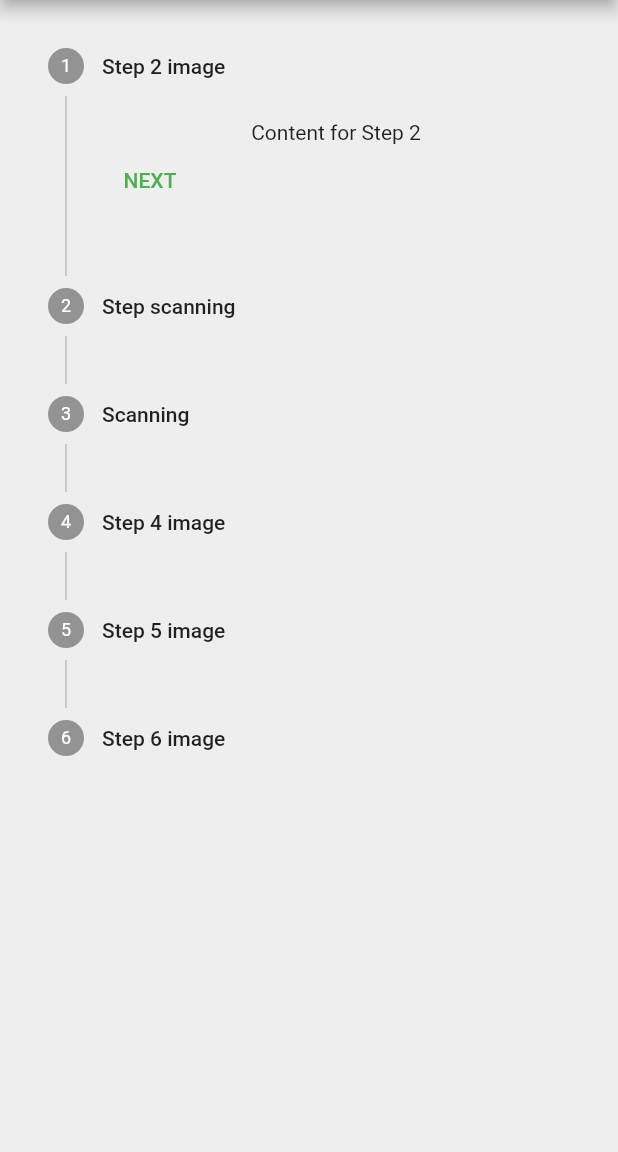
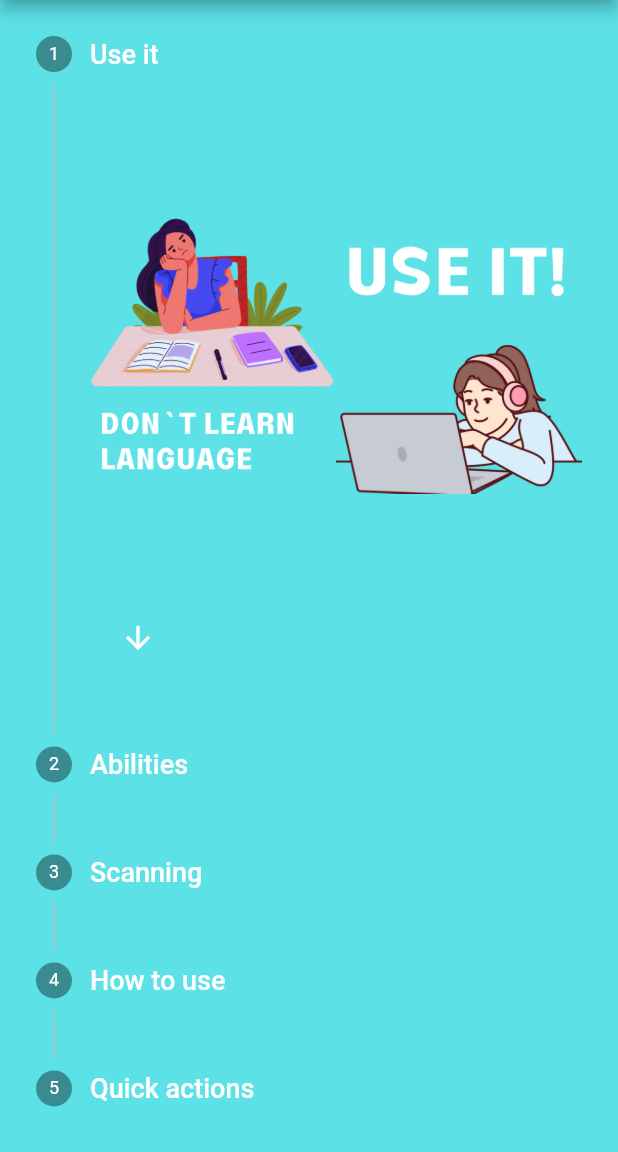
Before and after one commit to IvanShaptalov/FlashCardsReader, a Flutter app: the screen it shows after launch, on a phone screen of 412 x 824 dp, the part 84-1236 px from its top. Run offline on Flutter 3.47's test engine with Material 2 defaults, Android fonts, the phone set to English and light mode, and no system bars; drawn by our look-alikes of overlay_support; our stand-ins replace bloc, flutter_bloc, flutter_spinkit, flutter_staggered_animations, flutter_tts, hive and 5 more; missing offline and left inert: external_path, fb2_parse, flutter_cached_pdfview, flutter_dialogs, intro, pdfx and 3 more; accounts and stored records are empty.

Commit message:
feat(): added guide content

```diff
--- a/lib/views/config/view_config_reader.dart
+++ b/lib/views/config/view_config_reader.dart
@@ -18,6 +18,7 @@ class Palette {
   static Color descriptionIconColor = Colors.blueGrey.shade700;
 
   static Color blueAccent = Colors.blueAccent;
+  static Color lightBlue = const Color(0XFF5ce1e6);
 
   static Color grey200 = Colors.grey.shade200;
   static Color grey300 = Colors.grey.shade300;
--- a/lib/views/flashcards/quiz/quiz_process.dart
+++ b/lib/views/flashcards/quiz/quiz_process.dart
@@ -5,6 +5,7 @@ import 'package:flashcards_reader/util/error_handler.dart';
 import 'package:flashcards_reader/util/router.dart';
 import 'package:flashcards_reader/views/flashcards/quiz/horizontal_quiz_view.dart';
 import 'package:flashcards_reader/views/flashcards/quiz/vertical_quiz_view.dart';
+import 'package:flashcards_reader/views/guide_wrapper.dart';
 import 'package:flashcards_reader/views/help_page/help_page.dart';
 import 'package:flashcards_reader/views/menu/side_menu.dart';
 import 'package:flashcards_reader/views/parent_screen.dart';
@@ -101,11 +102,8 @@ class _QuizTrainerViewState extends State<QuizTrainerView> {
               leading: IconButton(
                   onPressed: () {
                     if (widget.isTutorial) {
-                      MyRouter.pushPage(
-                          context,
-                          HelpPage(
-                            initIndex: 4,
-                          ));
+                      GuideProvider.pushToLastStep();
+                      MyRouter.pushPage(context, HelpPage());
                       return;
                     }
                     ViewConfig.pushFromQuizProcess(
--- a/lib/views/flashcards/quiz/quiz_summary.dart
+++ b/lib/views/flashcards/quiz/quiz_summary.dart
@@ -2,6 +2,7 @@ import 'package:flashcards_reader/bloc/quiz_bloc/quiz_bloc.dart';
 import 'package:flashcards_reader/model/entities/flashcards/flashcards_model.dart';
 import 'package:flashcards_reader/util/router.dart';
 import 'package:flashcards_reader/views/config/view_config.dart';
+import 'package:flashcards_reader/views/guide_wrapper.dart';
 import 'package:flashcards_reader/views/help_page/help_page.dart';
 import 'package:flutter/material.dart';
 import 'package:flutter_bloc/flutter_bloc.dart';
@@ -186,11 +187,9 @@ Widget loadEndQuiz(BuildContext context, String fromPage, bool isTutorial) {
           ),
           onTap: () {
             if (isTutorial) {
-              MyRouter.pushPage(
-                  context,
-                  HelpPage(
-                    initIndex: 4,
-                  ));
+              GuideProvider.pushToLastStep();
+
+              MyRouter.pushPage(context, HelpPage());
               return;
             }
             ViewConfig.pushFromQuizProcess(
--- a/lib/views/guide_wrapper.dart
+++ b/lib/views/guide_wrapper.dart
@@ -4,8 +4,15 @@ import 'package:intro/intro.dart';
 
 class GuideProvider {
   static int interactiveStepCount = 6;
-  static int helpPageStepCount = 5;
-  static IntroController introController = IntroController(stepCount: interactiveStepCount);
+  static int helpPageStepCount = 4; // five steps from 0
+  static IntroController introController =
+      IntroController(stepCount: interactiveStepCount);
+
+  static int initIndex = 0;
+
+  static void pushToLastStep() {
+    initIndex = GuideProvider.helpPageStepCount;
+  }
 
   static Widget wrapInGuideIfNeeded(
       {required Widget child,
--- a/lib/views/help_page/help_page.dart
+++ b/lib/views/help_page/help_page.dart
@@ -15,8 +15,7 @@ import 'package:liquid_progress_indicator_v2/liquid_progress_indicator.dart';
 
 // ignore: must_be_immutable
 class HelpPage extends ParentStatefulWidget {
-  HelpPage({super.key, this.initIndex = 0});
-  int initIndex;
+  HelpPage({super.key});
 
   @override
   ParentState<HelpPage> createState() => _FeedbackSupportPageState();
@@ -25,17 +24,13 @@ class HelpPage extends ParentStatefulWidget {
 class _FeedbackSupportPageState extends ParentState<HelpPage> {
   @override
   Widget build(BuildContext context) {
-    return BlocProvider(
-        create: (_) => BookBloc(),
-        child: HelpPageView(initIndex: widget.initIndex));
+    return BlocProvider(create: (_) => BookBloc(), child: HelpPageView());
   }
 }
 
 // ignore: must_be_immutable
 class HelpPageView extends ParentStatefulWidget {
-  int initIndex;
-
-  HelpPageView({super.key, required this.initIndex});
+  HelpPageView({super.key});
 
   @override
   ParentState<HelpPageView> createState() => _MyHomePageState();
@@ -58,19 +53,12 @@ class _MyHomePageState extends ParentState<HelpPageView> {
     );
     appBarHeight = appBar.preferredSize.height;
     bindPage(Scaffold(
+      backgroundColor: Palette.lightBlue,
       appBar: appBar,
       body: Center(
-          child: Padding(
-        padding: const EdgeInsets.all(8.0),
           child: SizedBox(
         height: SizeConfig.getMediaHeight(context),
-          child: SingleChildScrollView(
-              child: Column(
-            children: [
-              AppIntroduceStepper(index: widget.initIndex),
-            ],
-          )),
-        ),
+        child: AppIntroduceStepper(),
       )),
       drawer: SideMenu(appBarHeight),
     ));
@@ -83,9 +71,9 @@ class _MyHomePageState extends ParentState<HelpPageView> {
 
 // ignore: must_be_immutable
 class AppIntroduceStepper extends ParentStatefulWidget {
-  int index;
-
-  AppIntroduceStepper({super.key, required this.index});
+  AppIntroduceStepper({
+    super.key,
+  });
 
   @override
   ParentState<AppIntroduceStepper> createState() => _AppIntroduceStepperState();
@@ -99,9 +87,25 @@ class _AppIntroduceStepperState extends ParentState<AppIntroduceStepper> {
   Widget build(BuildContext context) {
     double lineHeight = SizeConfig.getMediaHeight(context, p: 0.1);
     return Stepper(
+      elevation: 0,
       controlsBuilder: (context, details) {
         return Row(
           children: <Widget>[
+            if (details.stepIndex != _stepCount)
+              TextButton(
+                onPressed: details.onStepContinue,
+                child: Icon(
+                  Icons.arrow_downward,
+                  color: Palette.white,
+                ),
+              )
+            else
+              TextButton(
+                onPressed: () {
+                  MyRouter.pushPage(context, const FlashCardScreen());
+                },
+                child: Icon(Icons.web_stories_outlined, color: Palette.white),
+              ),
             if (details.stepIndex == 3)
               TextButton(
                   onPressed: () {
@@ -111,61 +115,72 @@ class _AppIntroduceStepperState extends ParentState<AppIntroduceStepper> {
                           isTutorial: true,
                         ));
                   },
-                child: const Text('TO BOOKS'),
-              )
-            else if (details.stepIndex != _stepCount)
-              TextButton(
-                onPressed: details.onStepContinue,
-                child: const Text('NEXT'),
-              )
-            else
-              TextButton(
-                onPressed: () {
-                  MyRouter.pushPage(context, const FlashCardScreen());
-                },
-                child: const Text('TO FLASHCARDS'),
-              ),
-            if (details.stepIndex != 0)
+                  child: Icon(Icons.play_circle, color: Palette.white)),
+            if (details.stepIndex > 0)
               TextButton(
                 onPressed: details.onStepCancel,
-                child: const Text('BACK'),
+                child: Icon(Icons.arrow_upward, color: Palette.white),
               ),
           ],
         );
       },
-      currentStep: widget.index,
+      currentStep: GuideProvider.initIndex,
       onStepCancel: () {
-        if (widget.index > 0) {
+        if (GuideProvider.initIndex > 0) {
           setState(() {
-            widget.index -= 1;
+            GuideProvider.initIndex -= 1;
           });
+          // widget.updateBackground(GuideProvider.initIndex);
         }
       },
       onStepContinue: () {
-        if (widget.index < _stepCount) {
+        if (GuideProvider.initIndex < _stepCount) {
           setState(() {
-            widget.index += 1;
+            GuideProvider.initIndex += 1;
           });
+          // widget.updateBackground(GuideProvider.initIndex);
         }
       },
       onStepTapped: (int index) {
         setState(() {
-          widget.index = index;
+          GuideProvider.initIndex = index;
         });
+        // widget.updateBackground(GuideProvider.initIndex);
       },
       steps: <Step>[
-        const Step(
-          title: Text('Step 2 image'),
-          content: Text('Content for Step 2'),
+        Step(
+          title: Text('Use it',
+              style: FontConfigs.h2TextStyle.copyWith(color: Palette.white)),
+          content: SizedBox(
+            height: SizeConfig.getMediaHeight(context, p: 0.4),
+            width: double.infinity,
+            child: Container(
+              decoration: const BoxDecoration(
+                  image: DecorationImage(
+                      image: AssetImage('assets/guide/1.png'),
+                      fit: BoxFit.contain)),
             ),
-        const Step(
-          title: Text('Step scanning'),
-          content: Text('Content for Step 2'),
+          ),
+        ),
+        Step(
+          title: Text('Abilities',
+              style: FontConfigs.h2TextStyle.copyWith(color: Palette.white)),
+          content: SizedBox(
+            height: SizeConfig.getMediaHeight(context, p: 0.4),
+            width: double.infinity,
+            child: Container(
+              decoration: const BoxDecoration(
+                  image: DecorationImage(
+                      image: AssetImage('assets/guide/2.png'),
+                      fit: BoxFit.contain)),
+            ),
+          ),
         ),
 
         /// =========================================================[STEP 3 - scanning]
         Step(
-          title: const Text('Scanning'),
+          title: Text('Scanning',
+              style: FontConfigs.h2TextStyle.copyWith(color: Palette.white)),
           content: Container(
             alignment: Alignment.centerLeft,
             child: Column(
@@ -196,13 +211,13 @@ class _AppIntroduceStepperState extends ParentState<AppIntroduceStepper> {
                                 children: [
                                   Text(
                                     '${!isGranted ? "tap to grant \n'Read Storage' " : "granted: 'Read Storage'"} ',
-                                    style: FontConfigs.h2TextStyleBlack,
+                                    style: FontConfigs.h2TextStyle
+                                        .copyWith(color: Palette.white),
                                   ),
                                   isGranted
-                                      ? Icon(Icons.check,
-                                          color: Palette.green300Primary)
+                                      ? Icon(Icons.check, color: Palette.white)
                                       : Icon(Icons.ads_click,
-                                          color: Palette.deepPurple)
+                                          color: Palette.white)
                                 ],
                               ),
                             ),
@@ -235,16 +250,17 @@ class _AppIntroduceStepperState extends ParentState<AppIntroduceStepper> {
                                     isGranted
                                         ? 'tap to find books'
                                         : 'grant permission',
-                                  style: FontConfigs.h2TextStyleBlack,
-                                ),
+                                    style: FontConfigs.h2TextStyle
+                                        .copyWith(color: Palette.white)),
                               ),
                               isGranted
-                                  ? const Icon(
+                                  ? Icon(
                                       Icons.find_replace_outlined,
+                                      color: Palette.white,
                                     )
                                   : Icon(
                                       Icons.warning,
-                                      color: Palette.teal,
+                                      color: Palette.white,
                                     ),
                             ],
                           ),
@@ -280,8 +296,6 @@ class _AppIntroduceStepperState extends ParentState<AppIntroduceStepper> {
                                         .blueGrey), // Defaults to the current Theme's accentColor.
                                 backgroundColor: Colors
                                     .white, // Defaults to the current Theme's backgroundColor.
-                                borderColor: Palette.green200,
-                                borderWidth: 5.0,
                                 borderRadius: 6.0,
                                 direction: Axis
                                     .horizontal, // The direction the liquid moves (Axis.vertical = bottom to top, Axis.horizontal = left to right). Defaults to Axis.horizontal.
@@ -299,18 +313,26 @@ class _AppIntroduceStepperState extends ParentState<AppIntroduceStepper> {
             ),
           ),
         ),
-        const Step(
-          title: Text('Step 4 image'),
-          content: Text('Content for Step 4'),
+        Step(
+          title: Text('How to use',
+              style: FontConfigs.h2TextStyle.copyWith(color: Palette.white)),
+          content: Text('Instruction how to use app,\nTap to play',
+              style: FontConfigs.h2TextStyle.copyWith(color: Palette.white)),
         ),
 
-        const Step(
-          title: Text('Step 5 image'),
-          content: Text('Content for Step 5'),
+        Step(
+          title: Text('Quick actions',
+              style: FontConfigs.h2TextStyle.copyWith(color: Palette.white)),
+          content: SizedBox(
+            height: SizeConfig.getMediaHeight(context, p: 0.4),
+            width: double.infinity,
+            child: Container(
+              decoration: const BoxDecoration(
+                  image: DecorationImage(
+                      image: AssetImage('assets/guide/3.png'),
+                      fit: BoxFit.contain)),
             ),
-        const Step(
-          title: Text('Step 6 image'),
-          content: Text('Content for Step 6'),
+          ),
         ),
       ],
     );
--- a/pubspec.yaml
+++ b/pubspec.yaml
@@ -77,3 +77,6 @@ flutter:
     - assets/images/empty.png
     - assets/book/quotes_skin.png
     - assets/book/quotes.txt
+    - assets/guide/1.png
+    - assets/guide/2.png
+    - assets/guide/3.png
```
Also changed, not shown: assets/guide/1.png (added), assets/guide/2.png (added), assets/guide/3.png (added). Lines whose indentation alone changed are shown as unchanged.
